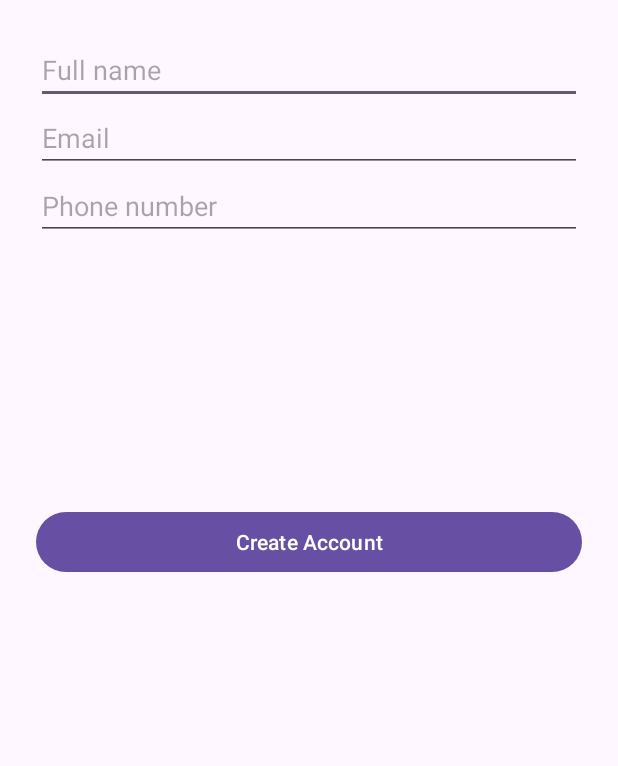
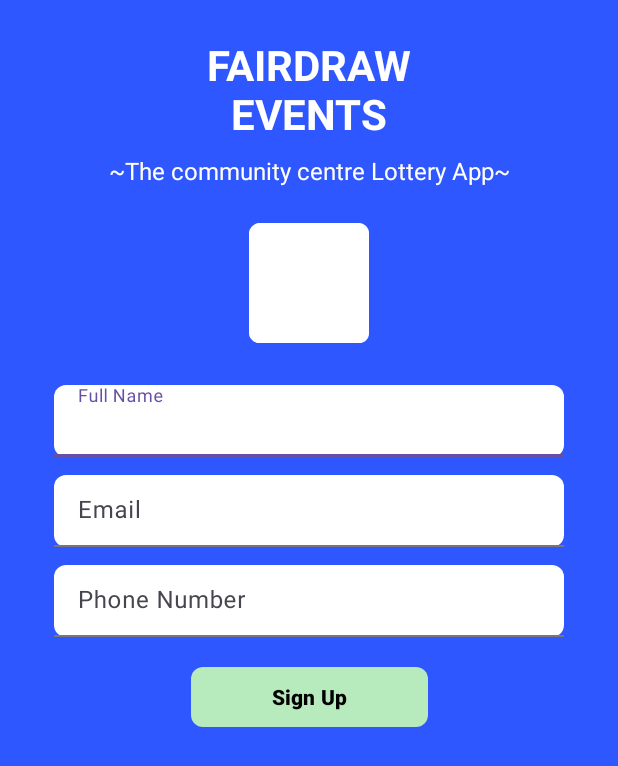
Before and after one commit to CMPUT301f25Orchid/Project, an Android app: the screen it shows after launch (SignUpActivity), on a phone screen of 412 x 824 dp. Shown: the top 766 px of the screen. Run offline under Robolectric (Android 15) with nearby library versions, the phone set to English and light mode, and no system bars; our stand-ins replace Firebase (no records; nobody signed in at launch, a user with empty details on screens opened directly).

Commit message:
US 01.07.01 & US 01.02.01

```diff
--- a/FairDraw/app/src/main/java/com/example/fairdraw/SignUpActivity.java
+++ b/FairDraw/app/src/main/java/com/example/fairdraw/SignUpActivity.java
@@ -10,9 +10,12 @@ import android.widget.Toast;
 import androidx.annotation.Nullable;
 import androidx.appcompat.app.AppCompatActivity;
 
+import com.google.android.material.textfield.TextInputEditText;
+import com.google.android.material.textfield.TextInputLayout;
+
 public class SignUpActivity extends AppCompatActivity {
 
-    private EditText nameEt, emailEt, phoneEt;
+    private TextInputEditText nameEt, emailEt, phoneEt;
     private Button submitBtn;
 
     @Override
@@ -20,10 +23,10 @@ public class SignUpActivity extends AppCompatActivity {
         super.onCreate(savedInstanceState);
         setContentView(R.layout.activity_sign_up);
 
-        nameEt = findViewById(R.id.nameEt);
-        emailEt = findViewById(R.id.emailEt);
-        phoneEt = findViewById(R.id.phoneEt);
-        submitBtn = findViewById(R.id.submitBtn);
+        nameEt = findViewById(R.id.fullName);
+        emailEt = findViewById(R.id.etEmail);
+        phoneEt = findViewById(R.id.etPhone);
+        submitBtn = findViewById(R.id.btnSignUp);
 
         submitBtn.setOnClickListener(v -> {
             String name = nameEt.getText().toString().trim();
--- a/FairDraw/app/src/main/res/layout/activity_sign_up.xml
+++ b/FairDraw/app/src/main/res/layout/activity_sign_up.xml
@@ -1,57 +1,146 @@
 <?xml version="1.0" encoding="utf-8"?>
-<androidx.constraintlayout.widget.ConstraintLayout
-    xmlns:android="http://schemas.android.com/apk/res/android"
+<androidx.constraintlayout.widget.ConstraintLayout xmlns:android="http://schemas.android.com/apk/res/android"
     xmlns:app="http://schemas.android.com/apk/res-auto"
-    xmlns:tools="http://schemas.android.com/tools"
-    android:id="@+id/signupRoot"
+    android:id="@+id/signup_root"
     android:layout_width="match_parent"
     android:layout_height="match_parent"
     android:padding="24dp"
-    tools:context=".SignUpActivity">
+    android:background="#2E57FF">
 
-    <!-- Full Name -->
-    <EditText
-        android:id="@+id/nameEt"
+    <TextView
+        android:id="@+id/tvTitle2"
         android:layout_width="0dp"
         android:layout_height="wrap_content"
-        android:hint="@string/full_name"
-        android:inputType="textPersonName"
+        android:text="FAIRDRAW\nEVENTS"
+        android:textColor="#FFFFFF"
+        android:textStyle="bold"
+        android:textSize="28sp"
+        android:gravity="center"
         app:layout_constraintTop_toTopOf="parent"
-        app:layout_constraintStart_toStartOf="parent"
-        app:layout_constraintEnd_toEndOf="parent"/>
-
-    <!-- Email -->
-    <EditText
-        android:id="@+id/emailEt"
-        android:layout_width="0dp"
-        android:layout_height="wrap_content"
-        android:hint="@string/email"
-        android:inputType="textEmailAddress"
-        app:layout_constraintTop_toBottomOf="@id/nameEt"
         app:layout_constraintStart_toStartOf="parent"
         app:layout_constraintEnd_toEndOf="parent" />
 
-    <!-- Phone Number -->
-    <EditText
-        android:id="@+id/phoneEt"
+    <TextView
+        android:id="@+id/tvSubtitle2"
         android:layout_width="0dp"
         android:layout_height="wrap_content"
-        android:hint="@string/phone_number"
-        android:inputType="phone"
-        app:layout_constraintTop_toBottomOf="@id/emailEt"
+        android:text="~The community centre Lottery App~"
+        android:textColor="#FFFFFF"
+        android:textSize="16sp"
+        android:gravity="center"
+        android:layout_marginTop="8dp"
+        app:layout_constraintTop_toBottomOf="@id/tvTitle2"
         app:layout_constraintStart_toStartOf="parent"
-        app:layout_constraintEnd_toEndOf="parent"/>
+        app:layout_constraintEnd_toEndOf="parent" />
 
-    <!-- Submit Button -->
-    <Button
-        android:id="@+id/submitBtn"
+    <ImageView
+        android:id="@+id/ivAvatar2"
+        android:layout_width="80dp"
+        android:layout_height="80dp"
+        android:src="@android:drawable/sym_def_app_icon"
+        app:tint="#FFFFFF"
+        android:layout_marginTop="24dp"
+        app:layout_constraintTop_toBottomOf="@id/tvSubtitle2"
+        app:layout_constraintStart_toStartOf="parent"
+        app:layout_constraintEnd_toEndOf="parent" />
+
+    <com.google.android.material.textfield.TextInputLayout
+        android:id="@+id/tilFname"
         android:layout_width="0dp"
         android:layout_height="wrap_content"
-        android:text="@string/create_account"
-        app:layout_constraintTop_toBottomOf="@id/phoneEt"
+        android:layout_marginStart="12dp"
+        android:layout_marginEnd="12dp"
+        android:layout_marginTop="28dp"
+        app:boxBackgroundMode="filled"
+        app:boxCornerRadiusTopStart="8dp"
+        app:boxCornerRadiusTopEnd="8dp"
+        app:boxCornerRadiusBottomStart="8dp"
+        app:boxCornerRadiusBottomEnd="8dp"
+        app:boxBackgroundColor="#FFFFFFFF"
+        app:layout_constraintTop_toBottomOf="@id/ivAvatar2"
         app:layout_constraintStart_toStartOf="parent"
+        app:layout_constraintEnd_toEndOf="parent">
+
+        <com.google.android.material.textfield.TextInputEditText
+            android:id="@+id/fullName"
+            android:layout_width="match_parent"
+            android:layout_height="48dp"
+            android:hint="Full Name"
+            android:inputType="textPersonName"
+            android:paddingStart="16dp"
+            android:paddingEnd="16dp"/>
+    </com.google.android.material.textfield.TextInputLayout>
+
+    <!-- Email -->
+    <com.google.android.material.textfield.TextInputLayout
+        android:id="@+id/tilEmail"
+        android:layout_width="0dp"
+        android:layout_height="wrap_content"
+        android:layout_marginStart="12dp"
+        android:layout_marginEnd="12dp"
+        android:layout_marginTop="12dp"
+        app:boxBackgroundMode="filled"
+        app:boxCornerRadiusTopStart="8dp"
+        app:boxCornerRadiusTopEnd="8dp"
+        app:boxCornerRadiusBottomStart="8dp"
+        app:boxCornerRadiusBottomEnd="8dp"
+        app:boxBackgroundColor="#FFFFFFFF"
+        app:layout_constraintTop_toBottomOf="@id/tilFname"
+        app:layout_constraintStart_toStartOf="parent"
+        app:layout_constraintEnd_toEndOf="parent">
+
+        <com.google.android.material.textfield.TextInputEditText
+            android:id="@+id/etEmail"
+            android:layout_width="match_parent"
+            android:layout_height="48dp"
+            android:hint="Email"
+            android:inputType="textEmailAddress"
+            android:paddingStart="16dp"
+            android:paddingEnd="16dp"/>
+    </com.google.android.material.textfield.TextInputLayout>
+
+    <com.google.android.material.textfield.TextInputLayout
+        android:id="@+id/tilPhone"
+        android:layout_width="0dp"
+        android:layout_height="wrap_content"
+        android:layout_marginStart="12dp"
+        android:layout_marginEnd="12dp"
+        android:layout_marginTop="12dp"
+        app:boxBackgroundMode="filled"
+        app:boxCornerRadiusTopStart="8dp"
+        app:boxCornerRadiusTopEnd="8dp"
+        app:boxCornerRadiusBottomStart="8dp"
+        app:boxCornerRadiusBottomEnd="8dp"
+        app:boxBackgroundColor="#FFFFFFFF"
+        app:layout_constraintTop_toBottomOf="@id/tilEmail"
+        app:layout_constraintStart_toStartOf="parent"
+        app:layout_constraintEnd_toEndOf="parent">
+
+        <com.google.android.material.textfield.TextInputEditText
+            android:id="@+id/etPhone"
+            android:layout_width="match_parent"
+            android:layout_height="48dp"
+            android:hint="Phone Number"
+            android:inputType="text"
+            android:paddingStart="16dp"
+            android:paddingEnd="16dp"/>
+    </com.google.android.material.textfield.TextInputLayout>
+
+    <com.google.android.material.button.MaterialButton
+        android:id="@+id/btnSignUp"
+        android:layout_width="158dp"
+        android:layout_height="48dp"
+        android:layout_marginStart="48dp"
+        android:layout_marginTop="16dp"
+        android:layout_marginEnd="48dp"
+        android:text="Sign Up"
+        android:textAllCaps="false"
+        android:textColor="#000000"
+        android:textStyle="bold"
+        app:backgroundTint="#B7EBBE"
+        app:cornerRadius="8dp"
         app:layout_constraintEnd_toEndOf="parent"
-        app:layout_constraintBottom_toBottomOf="parent"
-        app:layout_constraintVertical_bias="0.3"/>
+        app:layout_constraintStart_toStartOf="parent"
+        app:layout_constraintTop_toBottomOf="@id/tilPhone" />
 
 </androidx.constraintlayout.widget.ConstraintLayout>
```
